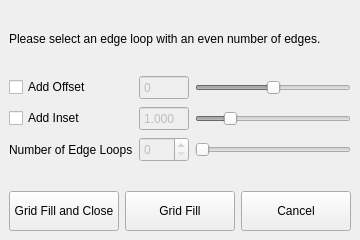
Before: the Qt Designer form gridfill.ui in tlouchao/gridfill, drawn with Qt 5.
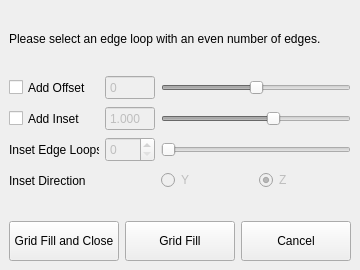
After: the same form once the commit is applied.

Commit message: support inset direction

The edit to the form file:
```diff
--- a/gridfill.ui
+++ b/gridfill.ui
@@ -7,11 +7,11 @@
     <x>0</x>
     <y>0</y>
     <width>360</width>
-    <height>240</height>
+    <height>270</height>
    </rect>
   </property>
   <property name="sizePolicy">
-   <sizepolicy hsizetype="Fixed" vsizetype="Fixed">
+   <sizepolicy hsizetype="Preferred" vsizetype="Preferred">
     <horstretch>0</horstretch>
     <verstretch>0</verstretch>
    </sizepolicy>
@@ -70,7 +70,60 @@
     </widget>
    </item>
    <item>
-    <layout class="QGridLayout" name="mainLayout" rowstretch="1,0,0">
+    <layout class="QGridLayout" name="offsetLayout">
+     <item row="0" column="1">
+      <widget class="QSpinBox" name="spinBoxOffset">
+       <property name="enabled">
+        <bool>false</bool>
+       </property>
+       <property name="minimumSize">
+        <size>
+         <width>50</width>
+         <height>25</height>
+        </size>
+       </property>
+       <property name="maximumSize">
+        <size>
+         <width>50</width>
+         <height>25</height>
+        </size>
+       </property>
+       <property name="buttonSymbols">
+        <enum>QAbstractSpinBox::NoButtons</enum>
+       </property>
+       <property name="minimum">
+        <number>-100</number>
+       </property>
+       <property name="maximum">
+        <number>100</number>
+       </property>
+      </widget>
+     </item>
+     <item row="0" column="0">
+      <widget class="QCheckBox" name="checkBoxOffset">
+       <property name="sizePolicy">
+        <sizepolicy hsizetype="Preferred" vsizetype="Preferred">
+         <horstretch>0</horstretch>
+         <verstretch>0</verstretch>
+        </sizepolicy>
+       </property>
+       <property name="minimumSize">
+        <size>
+         <width>90</width>
+         <height>0</height>
+        </size>
+       </property>
+       <property name="maximumSize">
+        <size>
+         <width>90</width>
+         <height>16777215</height>
+        </size>
+       </property>
+       <property name="text">
+        <string>Add Offset</string>
+       </property>
+      </widget>
+     </item>
      <item row="0" column="2">
       <widget class="QSlider" name="sliderOffset">
        <property name="enabled">
@@ -93,6 +146,48 @@
        </property>
       </widget>
      </item>
+    </layout>
+   </item>
+   <item>
+    <layout class="QGridLayout" name="insetLayout" rowstretch="1,0,0,0,0,0">
+     <item row="2" column="0">
+      <widget class="QLabel" name="labelLoops">
+       <property name="minimumSize">
+        <size>
+         <width>90</width>
+         <height>0</height>
+        </size>
+       </property>
+       <property name="maximumSize">
+        <size>
+         <width>90</width>
+         <height>16777215</height>
+        </size>
+       </property>
+       <property name="text">
+        <string>Inset Edge Loops</string>
+       </property>
+      </widget>
+     </item>
+     <item row="5" column="0">
+      <widget class="QLabel" name="labelDirection">
+       <property name="minimumSize">
+        <size>
+         <width>90</width>
+         <height>0</height>
+        </size>
+       </property>
+       <property name="maximumSize">
+        <size>
+         <width>90</width>
+         <height>16777215</height>
+        </size>
+       </property>
+       <property name="text">
+        <string>Inset Direction</string>
+       </property>
+      </widget>
+     </item>
      <item row="1" column="2">
       <widget class="QSlider" name="sliderInset">
        <property name="enabled">
@@ -104,11 +199,14 @@
          <verstretch>0</verstretch>
         </sizepolicy>
        </property>
+       <property name="minimum">
+        <number>-500</number>
+       </property>
        <property name="maximum">
         <number>500</number>
        </property>
        <property name="pageStep">
-        <number>1</number>
+        <number>100</number>
        </property>
        <property name="value">
         <number>100</number>
@@ -120,103 +218,35 @@
         <enum>QSlider::NoTicks</enum>
        </property>
        <property name="tickInterval">
-        <number>10</number>
-       </property>
-      </widget>
-     </item>
-     <item row="2" column="0">
-      <widget class="QLabel" name="labelLoops">
-       <property name="text">
-        <string>Number of Edge Loops</string>
+        <number>100</number>
        </property>
       </widget>
      </item>
      <item row="1" column="0">
       <widget class="QCheckBox" name="checkBoxInset">
+       <property name="sizePolicy">
+        <sizepolicy hsizetype="Preferred" vsizetype="Preferred">
+         <horstretch>0</horstretch>
+         <verstretch>0</verstretch>
+        </sizepolicy>
+       </property>
        <property name="minimumSize">
         <size>
-         <width>60</width>
+         <width>90</width>
          <height>0</height>
         </size>
        </property>
+       <property name="maximumSize">
+        <size>
+         <width>90</width>
+         <height>16777215</height>
+        </size>
+       </property>
        <property name="text">
         <string>Add Inset</string>
        </property>
       </widget>
      </item>
-     <item row="0" column="0">
-      <widget class="QCheckBox" name="checkBoxOffset">
-       <property name="minimumSize">
-        <size>
-         <width>60</width>
-         <height>0</height>
-        </size>
-       </property>
-       <property name="text">
-        <string>Add Offset</string>
-       </property>
-      </widget>
-     </item>
-     <item row="2" column="1">
-      <widget class="QSpinBox" name="spinBoxLoops">
-       <property name="enabled">
-        <bool>false</bool>
-       </property>
-       <property name="sizePolicy">
-        <sizepolicy hsizetype="Minimum" vsizetype="Fixed">
-         <horstretch>0</horstretch>
-         <verstretch>1</verstretch>
-        </sizepolicy>
-       </property>
-       <property name="minimumSize">
-        <size>
-         <width>50</width>
-         <height>25</height>
-        </size>
-       </property>
-       <property name="maximum">
-        <number>10</number>
-       </property>
-      </widget>
-     </item>
-     <item row="2" column="2">
-      <widget class="QSlider" name="sliderLoops">
-       <property name="enabled">
-        <bool>false</bool>
-       </property>
-       <property name="maximum">
-        <number>10</number>
-       </property>
-       <property name="orientation">
-        <enum>Qt::Horizontal</enum>
-       </property>
-       <property name="tickPosition">
-        <enum>QSlider::NoTicks</enum>
-       </property>
-      </widget>
-     </item>
-     <item row="0" column="1">
-      <widget class="QSpinBox" name="spinBoxOffset">
-       <property name="enabled">
-        <bool>false</bool>
-       </property>
-       <property name="minimumSize">
-        <size>
-         <width>50</width>
-         <height>25</height>
-        </size>
-       </property>
-       <property name="buttonSymbols">
-        <enum>QAbstractSpinBox::NoButtons</enum>
-       </property>
-       <property name="minimum">
-        <number>-100</number>
-       </property>
-       <property name="maximum">
-        <number>100</number>
-       </property>
-      </widget>
-     </item>
      <item row="1" column="1">
       <widget class="QDoubleSpinBox" name="spinBoxInset">
        <property name="enabled">
@@ -228,12 +258,21 @@
          <height>25</height>
         </size>
        </property>
+       <property name="maximumSize">
+        <size>
+         <width>50</width>
+         <height>25</height>
+        </size>
+       </property>
        <property name="buttonSymbols">
         <enum>QAbstractSpinBox::NoButtons</enum>
        </property>
        <property name="decimals">
         <number>3</number>
        </property>
+       <property name="minimum">
+        <double>-5.000000000000000</double>
+       </property>
        <property name="maximum">
         <double>5.000000000000000</double>
        </property>
@@ -245,6 +284,117 @@
        </property>
       </widget>
      </item>
+     <item row="5" column="1">
+      <widget class="QLabel" name="labelEmpty">
+       <property name="enabled">
+        <bool>false</bool>
+       </property>
+       <property name="minimumSize">
+        <size>
+         <width>50</width>
+         <height>25</height>
+        </size>
+       </property>
+       <property name="maximumSize">
+        <size>
+         <width>50</width>
+         <height>25</height>
+        </size>
+       </property>
+       <property name="text">
+        <string/>
+       </property>
+      </widget>
+     </item>
+     <item row="2" column="1">
+      <widget class="QSpinBox" name="spinBoxLoops">
+       <property name="enabled">
+        <bool>false</bool>
+       </property>
+       <property name="sizePolicy">
+        <sizepolicy hsizetype="Minimum" vsizetype="Fixed">
+         <horstretch>0</horstretch>
+         <verstretch>1</verstretch>
+        </sizepolicy>
+       </property>
+       <property name="minimumSize">
+        <size>
+         <width>50</width>
+         <height>25</height>
+        </size>
+       </property>
+       <property name="maximumSize">
+        <size>
+         <width>50</width>
+         <height>25</height>
+        </size>
+       </property>
+       <property name="maximum">
+        <number>10</number>
+       </property>
+      </widget>
+     </item>
+     <item row="5" column="2">
+      <layout class="QHBoxLayout" name="directionLayout">
+       <item>
+        <widget class="QRadioButton" name="directionY">
+         <property name="enabled">
+          <bool>false</bool>
+         </property>
+         <property name="minimumSize">
+          <size>
+           <width>0</width>
+           <height>0</height>
+          </size>
+         </property>
+         <property name="text">
+          <string>Y</string>
+         </property>
+         <attribute name="buttonGroup">
+          <string notr="true">buttonGroup</string>
+         </attribute>
+        </widget>
+       </item>
+       <item>
+        <widget class="QRadioButton" name="directionZ">
+         <property name="enabled">
+          <bool>false</bool>
+         </property>
+         <property name="minimumSize">
+          <size>
+           <width>0</width>
+           <height>0</height>
+          </size>
+         </property>
+         <property name="text">
+          <string>Z</string>
+         </property>
+         <property name="checked">
+          <bool>true</bool>
+         </property>
+         <attribute name="buttonGroup">
+          <string notr="true">buttonGroup</string>
+         </attribute>
+        </widget>
+       </item>
+      </layout>
+     </item>
+     <item row="2" column="2">
+      <widget class="QSlider" name="sliderLoops">
+       <property name="enabled">
+        <bool>false</bool>
+       </property>
+       <property name="maximum">
+        <number>10</number>
+       </property>
+       <property name="orientation">
+        <enum>Qt::Horizontal</enum>
+       </property>
+       <property name="tickPosition">
+        <enum>QSlider::NoTicks</enum>
+       </property>
+      </widget>
+     </item>
     </layout>
    </item>
    <item>
@@ -254,8 +404,8 @@
      </property>
      <property name="sizeHint" stdset="0">
       <size>
-       <width>0</width>
-       <height>15</height>
+       <width>20</width>
+       <height>40</height>
       </size>
      </property>
     </spacer>
```
Left out of the diff: 11 changed lines with no effect on the pictures. The commit also changes 1 other file.
